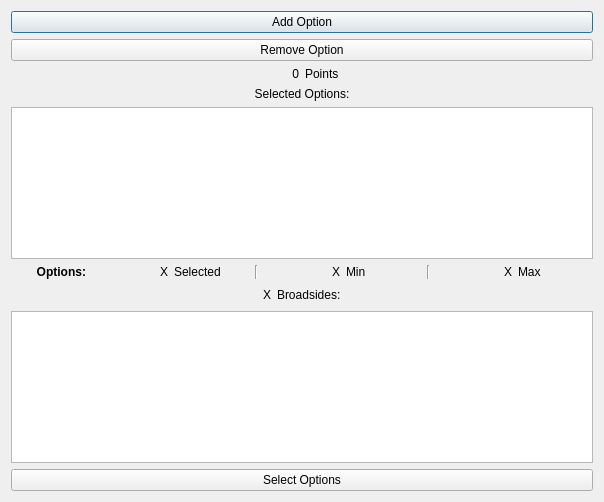
Above: QFleet/Fleetbuilder/optselect.ui from RexOdonata/QFleet before the change. Below: the same form after it.
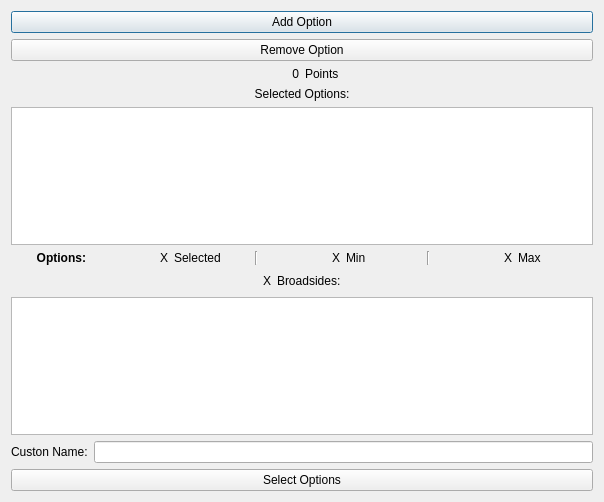
That is the form after the change.

Commit message: working on custom ship naming, compact list printing and group reduction for legacy list format

Patch:
```diff
--- a/QFleet/Fleetbuilder/optselect.ui
+++ b/QFleet/Fleetbuilder/optselect.ui
@@ -208,6 +208,24 @@
        </property>
       </widget>
      </item>
+     <item>
+      <layout class="QHBoxLayout" name="horizontalLayout_2">
+       <item>
+        <widget class="QLabel" name="label_4">
+         <property name="text">
+          <string>Custon Name:</string>
+         </property>
+        </widget>
+       </item>
+       <item>
+        <widget class="QLineEdit" name="customNameEdit">
+         <property name="maxLength">
+          <number>24</number>
+         </property>
+        </widget>
+       </item>
+      </layout>
+     </item>
      <item>
       <widget class="QPushButton" name="saveOptionsButton">
        <property name="text">
```
The commit also changes 21 other files.
